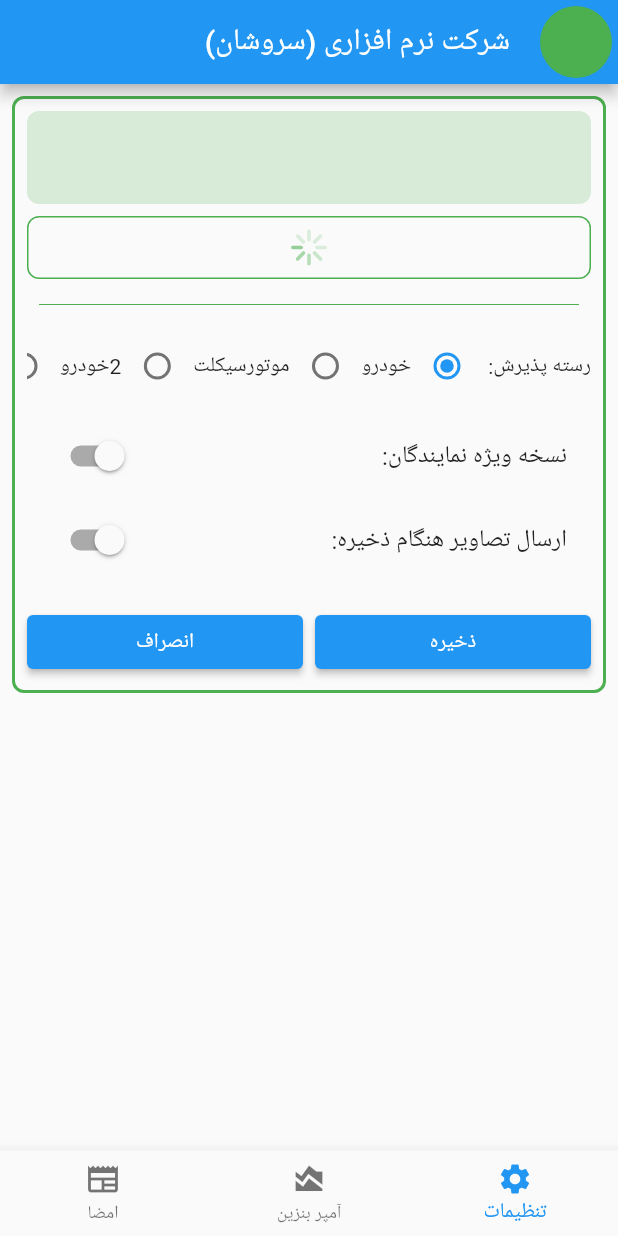
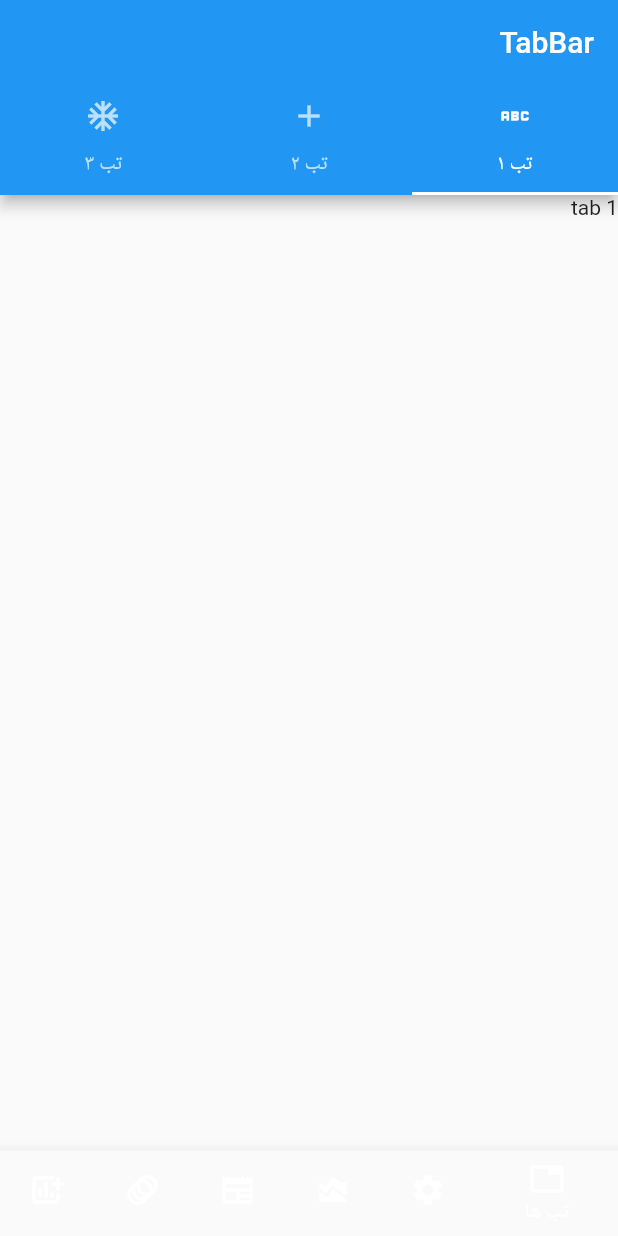
Before and after one commit to shervin-h/flutter_practice, a Flutter app: the HomeScreen screen opened directly, on a phone screen of 412 x 824 dp. Run offline on Flutter 3.47's test engine with Material 2 defaults, Android fonts, the phone set to English and light mode, and no system bars; our stand-ins replace shared_preferences, sleek_circular_slider, sqflite, syncfusion_flutter_gauges; missing offline and left inert: flutter_signature_pad, platform_device_id; accounts and stored records are empty.

```diff
--- a/lib/main.dart
+++ b/lib/main.dart
@@ -34,7 +34,7 @@ class MyApp extends StatelessWidget {
       theme: ThemeData(
         primarySwatch: Colors.blue,
       ),
-      home: const AngelaAnimationScreen(),
+      home: const HomeScreen(),
     );
   }
 }
--- a/lib/src/screens/home_screen.dart
+++ b/lib/src/screens/home_screen.dart
@@ -1,6 +1,9 @@
 import 'package:flutter/material.dart';
 import 'package:practice/src/helper/signature_helper.dart';
 import 'package:practice/src/helper/syncfusion_flutter_gauges.dart';
+import 'package:practice/src/screens/angela_animation_screen.dart';
+import 'package:practice/src/screens/animation_screen.dart';
+import 'package:practice/src/screens/tab_screen.dart';
 
 import 'config_screen.dart';
 
@@ -14,10 +17,13 @@ class HomeScreen extends StatefulWidget {
 class _HomeScreenState extends State<HomeScreen> {
 
   int _currentIndex = 0;
-  final List<Widget> _screens = const [
+  final List<Widget> _screens = [
+    TabScreen(),
     ConfigScreen(),
     SyncfusionFlutterGaugesScreen(),
     SignatureSample(),
+    AngelaAnimationScreen(),
+    AnimationScreen(),
   ];
 
   @override
@@ -33,9 +39,12 @@ class _HomeScreenState extends State<HomeScreen> {
             });
           },
           items: const [
+            BottomNavigationBarItem(icon: Icon(Icons.tab), label: 'تب ها'),
             BottomNavigationBarItem(icon: Icon(Icons.settings), label: 'تنظیمات'),
             BottomNavigationBarItem(icon: Icon(Icons.area_chart), label: 'آمپر بنزین'),
             BottomNavigationBarItem(icon: Icon(Icons.newspaper), label: 'امضا'),
+            BottomNavigationBarItem(icon: Icon(Icons.animation), label: 'انیمیشن ۱'),
+            BottomNavigationBarItem(icon: Icon(Icons.add_chart), label: 'انیمیشن ۲'),
           ],
         ),
         body: _screens[_currentIndex],
--- /dev/null
+++ b/lib/src/screens/tab_screen.dart
@@ -0,0 +1,106 @@
+import 'package:flutter/material.dart';
+import 'package:intl/intl.dart';
+
+class TabScreen extends StatefulWidget {
+  TabScreen({Key? key}) : super(key: key);
+
+  @override
+  State<TabScreen> createState() => _TabScreenState();
+}
+
+class _TabScreenState extends State<TabScreen> with TickerProviderStateMixin {
+  late TabController _tabController;
+  List<Widget> _tabs = [
+    Tab(
+      text: 'تب ۱',
+      icon: Icon(Icons.abc),
+    ),
+    Tab(
+      text: 'تب ۲',
+      icon: Icon(Icons.add),
+    ),
+    Tab(
+      text: 'تب ۳',
+      icon: Icon(Icons.ac_unit),
+    ),
+  ];
+
+  List<Widget> _tabScreens = [
+    Container(
+      child: Text('tab 1'),
+    ),
+    Container(
+      child: Text('tab 2'),
+    ),
+    Container(
+      child: Text('tab 3'),
+    ),
+  ];
+
+  @override
+  void initState() {
+    super.initState();
+
+    // WidgetsBinding.instance.addPostFrameCallback((_) async {
+    //   DateTime dateTime = DateTime.now();
+    //   String formattedDate = DateFormat('kk:mm:ss \n EEE d MMM').format(dateTime);
+    //
+    //   // Api.getCurrentCityTime
+    //   // if (apitime == devicetime){}
+    //   MinovitApi.getAppVersion(context).then((String? apiVersion) {
+    //     String currentVersion = Provider.of<MinovitData>(context, listen: false).version;
+    //
+    //     if (apiVersion != null) {
+    //       if (apiVersion != currentVersion) {
+    //         showDialog<String>(
+    //           context: context,
+    //           builder: (BuildContext context) => CupertinoAlertDialog(
+    //             title: const SizedBox(),
+    //             content: Text('لطفاً ساعت گوشی را تنظیم کنید', style: TextStyle(color: Colors.grey.shade800),),
+    //             actions: [
+    //               GestureDetector(
+    //                 onTap: () => Navigator.of(context).pop(),
+    //                 child: const Padding(
+    //                   padding: EdgeInsets.all(4.0),
+    //                   child: Text(
+    //                     'بستن',
+    //                     textAlign: TextAlign.center,
+    //                   ),
+    //                 ),
+    //               ),
+    //             ],
+    //           ),
+    //         );
+    //       }
+    //     }
+    //
+    //   });
+    // });
+
+    _tabController = TabController(length: _tabs.length, vsync: this);
+  }
+
+  @override
+  void dispose() {
+    _tabController.dispose();
+    super.dispose();
+  }
+
+  @override
+  Widget build(BuildContext context) {
+    return Scaffold(
+      appBar: AppBar(
+        title: const Text('TabBar'),
+        bottom: TabBar(
+          controller: _tabController,
+          tabs: _tabs,
+        ),
+      ),
+      body: TabBarView(
+        physics: const BouncingScrollPhysics(),
+        controller: _tabController,
+        children: _tabScreens,
+      ),
+    );
+  }
+}
```
